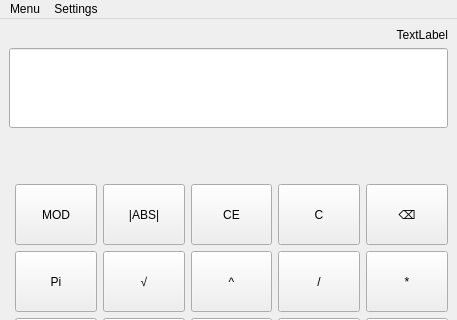
Above: src/mainwindow.ui from Jakub-Miko/IVS_Kalkulacka before the change; both pictures show x 0 to 457 and y 0 to 320 of the 457 by 610 pixel window. Below: the same form after it.
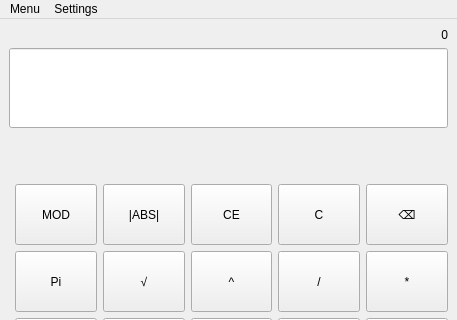
That is the form after the change.

Commit message: Added basic Functionality

Patch:
```diff
--- a/src/mainwindow.ui
+++ b/src/mainwindow.ui
@@ -109,7 +109,7 @@
     <item row="0" column="1" colspan="5">
      <widget class="QLabel" name="equation">
       <property name="text">
-       <string>TextLabel</string>
+       <string>0</string>
       </property>
       <property name="alignment">
        <set>Qt::AlignRight|Qt::AlignTrailing|Qt::AlignVCenter</set>
```
Left out of the diff: 2 changed lines with no effect on the pictures. The commit also changes 2 other files.
